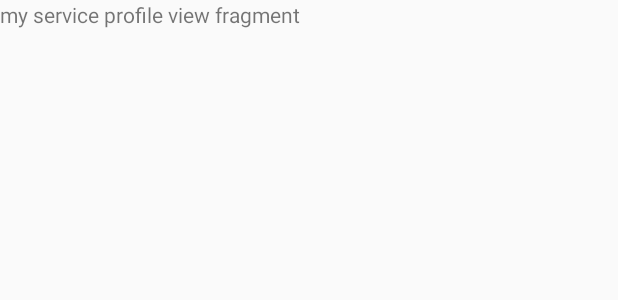
After one commit to rajeshsuvarna/ServeApp, an Android app: the layout fragment_my_service_profile_view.xml on its own in the app's theme, with its tools: preview values and no code run, on a phone screen of 412 x 824 dp. The commit adds this screen. Shown: the top 300 px of the screen. Run offline under Robolectric (Android 15) with nearby library versions, the phone set to English and light mode, and no system bars; network calls fail.

Commit message:
1st itration

```diff
--- a/app/src/main/AndroidManifest.xml
+++ b/app/src/main/AndroidManifest.xml
@@ -31,7 +31,8 @@
             android:noHistory="true"></activity>
         <activity
             android:name=".activity.HomeActivity"
-            android:label="@string/app_name"></activity>
+            android:label="@string/app_name"
+            android:noHistory="true"></activity>
         <activity
             android:name=".activity.RateServiceActivity"
             android:label="@string/app_name"></activity>
--- a/app/src/main/java/com/infouna/serveapp/activity/OrderDetailsSPActivity.java
+++ b/app/src/main/java/com/infouna/serveapp/activity/OrderDetailsSPActivity.java
@@ -48,7 +48,7 @@ public class OrderDetailsSPActivity extends Activity {
         super.onCreate(savedInstanceState);
         setContentView(R.layout.activity_order_details_sp);
 
-        SharedPreferences spf = getSharedPreferences("MyPrefs", Context.MODE_PRIVATE);
+        SharedPreferences spf = getSharedPreferences("MyPrefs.txt", Context.MODE_PRIVATE);
         userid = spf.getString("useridKey", "");
         type = spf.getString("typeKey", "");
         spid = spf.getString("spidKey", "");
--- a/app/src/main/java/com/infouna/serveapp/activity/OrderDetailsUserActivity.java
+++ b/app/src/main/java/com/infouna/serveapp/activity/OrderDetailsUserActivity.java
@@ -43,7 +43,7 @@ public class OrderDetailsUserActivity extends Activity {
         userid = b.getString("userid");
         reqid = b.getString("reqid");
 
-        SharedPreferences spf = getSharedPreferences("MyPrefs", MODE_PRIVATE);
+        SharedPreferences spf = getSharedPreferences("MyPrefs.txt", MODE_PRIVATE);
         String type = spf.getString("typeKey", "");
         Toast.makeText(OrderDetailsUserActivity.this, type, Toast.LENGTH_SHORT).show();
         if (type.equals("SP")) {
--- a/app/src/main/java/com/infouna/serveapp/fragments/AddMyService.java
+++ b/app/src/main/java/com/infouna/serveapp/fragments/AddMyService.java
@@ -56,7 +56,7 @@ public class AddMyService extends Fragment {
     public View onCreateView(LayoutInflater inflater, ViewGroup container, Bundle savedInstanceState) {
         View v = inflater.inflate(R.layout.fragment_add_my_service, container, false);
 
-        spf = this.getActivity().getSharedPreferences("MyPrefs", Context.MODE_PRIVATE);
+        spf = this.getActivity().getSharedPreferences("MyPrefs.txt", Context.MODE_PRIVATE);
         userid = spf.getString("useridKey", "Null String");
 
         Toast.makeText(getActivity(),userid, Toast.LENGTH_SHORT).show();
@@ -210,6 +210,7 @@ public class AddMyService extends Fragment {
         URL += "&userid=" + userid + "&add=" + address + "&ban_pic=" + ban_pic + "&website=" + web + "&shop_pic=" + shop_pic +
                 "&loc=" + loc + "&s_name=" + service + "&s_price=" + min_price + "&s_sub_name=" + subservice +
                 "&s_desc=" + service_desc + "&pin=" + pin;
+        Toast.makeText(getActivity(), URL, Toast.LENGTH_SHORT).show();
 
         String tag_json_obj = "json_obj_req";
 
@@ -225,6 +226,7 @@ public class AddMyService extends Fragment {
 
                         } catch (JSONException e) {
                             e.printStackTrace();
+                            Toast.makeText(getActivity(),  e.toString(), Toast.LENGTH_SHORT).show();
                         }
 
                     }
@@ -232,6 +234,7 @@ public class AddMyService extends Fragment {
 
             @Override
             public void onErrorResponse(VolleyError error) {
+                Toast.makeText(getActivity(),  error.toString(), Toast.LENGTH_SHORT).show();
 
             }
         });
--- a/app/src/main/java/com/infouna/serveapp/fragments/MyServiceRequest.java
+++ b/app/src/main/java/com/infouna/serveapp/fragments/MyServiceRequest.java
@@ -60,7 +60,7 @@ public class MyServiceRequest extends Fragment {
     public View onCreateView(LayoutInflater inflater, ViewGroup container, Bundle savedInstanceState) {
         View v = inflater.inflate(R.layout.fragment_my_service_request, container, false);
 
-        SharedPreferences spf = this.getActivity().getSharedPreferences("MyPrefs", Context.MODE_PRIVATE);
+        SharedPreferences spf = this.getActivity().getSharedPreferences("MyPrefs.txt", Context.MODE_PRIVATE);
         userid = spf.getString("useridKey", "");
 
         total_orders = (TextView) v.findViewById(R.id.torders_ODU);
--- a/app/src/main/java/com/infouna/serveapp/fragments/NotificationsFragment.java
+++ b/app/src/main/java/com/infouna/serveapp/fragments/NotificationsFragment.java
@@ -52,7 +52,7 @@ public class NotificationsFragment extends Fragment {
     public View onCreateView(LayoutInflater inflater, ViewGroup container, Bundle savedInstanceState) {
         View v = inflater.inflate(R.layout.fragment_notifications, container, false);
 
-        SharedPreferences spf = this.getActivity().getSharedPreferences("MyPrefs", Context.MODE_PRIVATE);
+        SharedPreferences spf = this.getActivity().getSharedPreferences("MyPrefs.txt", Context.MODE_PRIVATE);
         userid = spf.getString("useridKey", "");
         type = spf.getString("typeKey", "");
         if (type.equals("SP")) {
--- a/app/src/main/java/com/infouna/serveapp/fragments/ServiceOrders.java
+++ b/app/src/main/java/com/infouna/serveapp/fragments/ServiceOrders.java
@@ -57,7 +57,7 @@ public class ServiceOrders extends Fragment {
     public View onCreateView(LayoutInflater inflater, ViewGroup container, Bundle savedInstanceState) {
         View v = inflater.inflate(R.layout.fragment_service_orders, container, false);
 
-        SharedPreferences spf = this.getActivity().getSharedPreferences("MyPrefs", Context.MODE_PRIVATE);
+        SharedPreferences spf = this.getActivity().getSharedPreferences("MyPrefs.txt", Context.MODE_PRIVATE);
         userid = spf.getString("useridKey", "");
         type = spf.getString("typeKey", "");
         spid = spf.getString("spidKey", "");
--- /dev/null
+++ b/app/src/main/res/layout/fragment_my_service_profile_view.xml
@@ -0,0 +1,13 @@
+<FrameLayout xmlns:android="http://schemas.android.com/apk/res/android"
+    xmlns:tools="http://schemas.android.com/tools"
+    android:layout_width="match_parent"
+    android:layout_height="match_parent"
+    tools:context="com.infouna.serveapp.fragments.MyServiceProfileView">
+
+    <!-- TODO: Update blank fragment layout -->
+    <TextView
+        android:layout_width="match_parent"
+        android:layout_height="match_parent"
+        android:text="my service profile view fragment" />
+
+</FrameLayout>
```
Also changed, not shown: app/src/main/java/com/infouna/serveapp/activity/HomeActivity.java (+7 -0 lines), app/src/main/java/com/infouna/serveapp/fragments/MyServiceProfileView.java (+17 -2 lines), app/src/main/res/layout/fragment_service_profile_view.xml (+6 -6 lines), app/src/main/res/layout/header.xml (+8 -4 lines).
